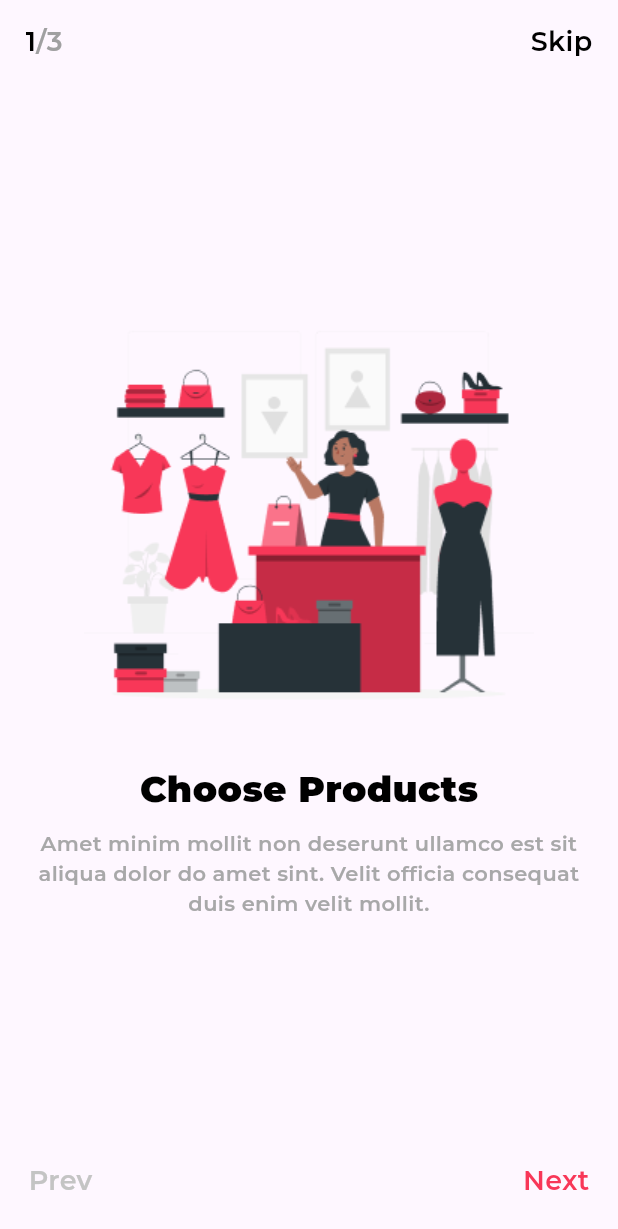
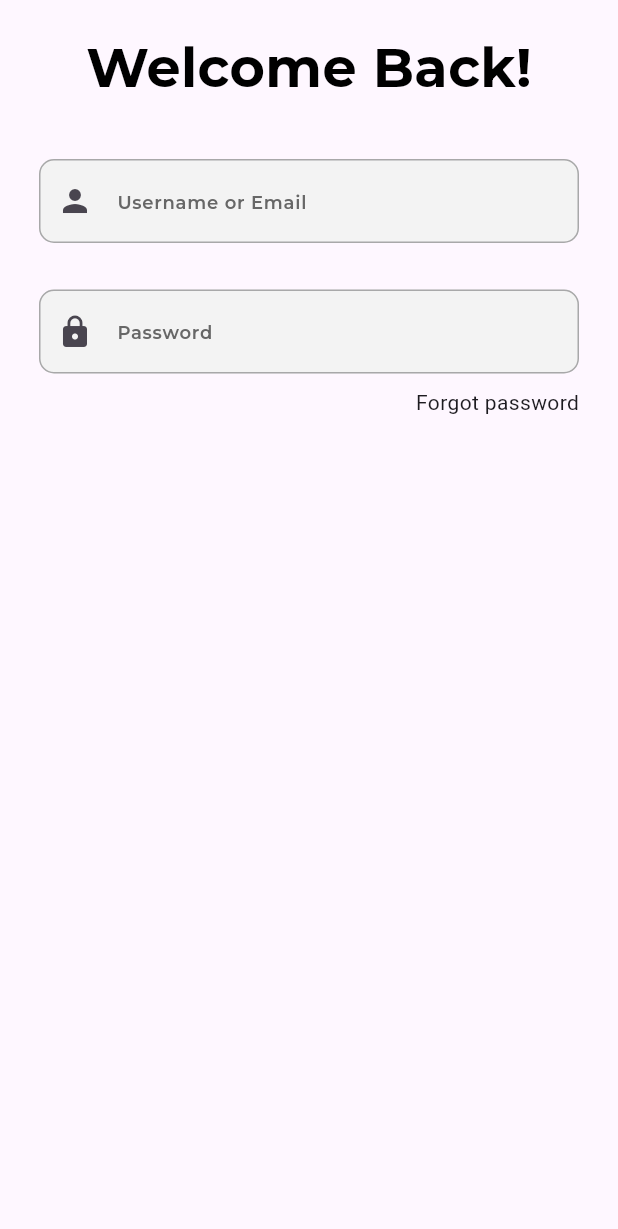
Before and after one commit to shihabLuminar/ecommerce_clone_july, a Flutter app: the screen it shows after launch, after a tap on "Skip", on a phone screen of 412 x 824 dp. Shown: the top 1229 px of the screen. Run offline on Flutter 3.47's test engine with Material 3 defaults, Android fonts, the phone set to English and light mode, and no system bars; our stand-ins replace google_fonts.

Commit message:
custom input field added

```diff
--- a/lib/utils/color_constants.dart
+++ b/lib/utils/color_constants.dart
@@ -6,4 +6,6 @@ class ColorConstants {
   static const Color GREYSHDE1 = Color(0xffA8A8A9);
   static const Color GREYSHDE2 = Color(0xffC4C4C4);
   static const Color GREYSHDE3 = Color(0xffA0A0A1);
+  static const Color GREYSHDE4 = Color(0xffF3F3F3);
+  static const Color GREYSHDE5 = Color(0xff676767);
 }
--- /dev/null
+++ b/lib/view/global_widgets/custom_button.dart
@@ -0,0 +1,13 @@
+import 'package:flutter/material.dart';
+
+class CustomButton extends StatelessWidget {
+  const CustomButton({super.key});
+
+  @override
+  Widget build(BuildContext context) {
+    return ElevatedButton(
+      onPressed: () {},
+      child: Text("custom button"),
+    );
+  }
+}
--- /dev/null
+++ b/lib/view/global_widgets/custom_input_field.dart
@@ -0,0 +1,33 @@
+import 'package:ecommerce_clone_july/utils/color_constants.dart';
+import 'package:flutter/material.dart';
+import 'package:google_fonts/google_fonts.dart';
+
+class CustomInputField extends StatelessWidget {
+  String? hintTex;
+
+  ///ghjkl;;;
+  IconData? prefixIcon; //ghjkl
+  IconData? suffixIcon; //fghjkl
+
+  CustomInputField({this.hintTex, this.prefixIcon, this.suffixIcon});
+
+  @override
+  Widget build(BuildContext context) {
+    return TextFormField(
+      decoration: InputDecoration(
+          filled: true,
+          fillColor: ColorConstants.GREYSHDE4,
+          hintText: hintTex,
+          hintStyle: GoogleFonts.montserrat(
+              color: ColorConstants.GREYSHDE5,
+              fontWeight: FontWeight.w600,
+              fontSize: 12),
+          prefixIcon:
+              prefixIcon != null ? Icon(prefixIcon) : null, // lkashodiasdoh
+          suffixIcon: Icon(suffixIcon),
+          enabledBorder: OutlineInputBorder(
+              borderRadius: BorderRadius.circular(10),
+              borderSide: BorderSide(color: ColorConstants.GREYSHDE1))),
+    );
+  }
+}
--- /dev/null
+++ b/lib/view/login_screen/login_screen.dart
@@ -0,0 +1,53 @@
+import 'package:ecommerce_clone_july/utils/color_constants.dart';
+import 'package:ecommerce_clone_july/view/global_widgets/custom_button.dart';
+import 'package:ecommerce_clone_july/view/global_widgets/custom_input_field.dart';
+import 'package:flutter/material.dart';
+import 'package:google_fonts/google_fonts.dart';
+
+class LoginScreen extends StatefulWidget {
+  const LoginScreen({super.key});
+
+  @override
+  State<LoginScreen> createState() => _LoginScreenState();
+}
+
+class _LoginScreenState extends State<LoginScreen> {
+  @override
+  Widget build(BuildContext context) {
+    return Scaffold(
+      body: SafeArea(
+        child: Padding(
+          padding: const EdgeInsets.symmetric(vertical: 19.0, horizontal: 26),
+          child: Column(
+            children: [
+              Text(
+                "Welcome Back!",
+                style: GoogleFonts.montserrat(
+                    fontWeight: FontWeight.bold,
+                    fontSize: 36,
+                    color: ColorConstants.BLACK),
+              ),
+              SizedBox(height: 36),
+              CustomInputField(
+                hintTex: "Username or Email",
+                prefixIcon: Icons.person,
+              ),
+              SizedBox(height: 31),
+              CustomInputField(
+                hintTex: "Password",
+                prefixIcon: Icons.lock,
+              ),
+              SizedBox(height: 9),
+              Row(
+                mainAxisAlignment: MainAxisAlignment.end,
+                children: [
+                  Text("Forgot password"),
+                ],
+              )
+            ],
+          ),
+        ),
+      ),
+    );
+  }
+}
--- a/lib/view/onboarding_screen/onboarding_screen.dart
+++ b/lib/view/onboarding_screen/onboarding_screen.dart
@@ -1,5 +1,6 @@
 import 'package:ecommerce_clone_july/utils/color_constants.dart';
 import 'package:ecommerce_clone_july/utils/image_constants.dart';
+import 'package:ecommerce_clone_july/view/login_screen/login_screen.dart';
 import 'package:flutter/material.dart';
 import 'package:google_fonts/google_fonts.dart';
 
@@ -34,7 +35,13 @@ class OnboardingScreen extends StatelessWidget {
         ),
         actions: [
           InkWell(
-            onTap: () {},
+            onTap: () {
+              Navigator.pushReplacement(
+                  context,
+                  MaterialPageRoute(
+                    builder: (context) => LoginScreen(),
+                  ));
+            },
             child: Padding(
               padding: const EdgeInsets.only(right: 17.0),
               child: Text(
```
